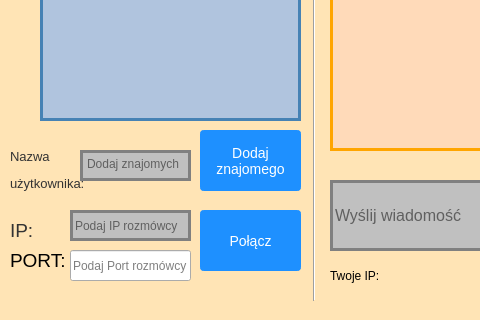
The window that chat.ui (FRESH00L/ChatApp) describes before a commit, drawn with Qt 5; both pictures show x 0 to 480 and y 280 to 600 of the 1001 by 600 pixel window.
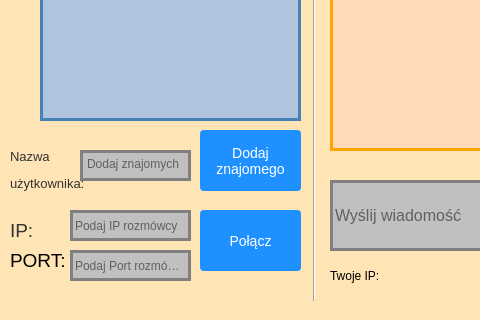
The same window after the commit.

Diff of the .ui file:
```diff
--- a/chat.ui
+++ b/chat.ui
@@ -33,6 +33,13 @@
     transition: background-color 0.3s, border-color 0.3s;
 }
 
+/* Style the QLineEdit for entering messages */
+QLineEdit#portLineEdit {
+    background-color: #C0C0C0;
+    border: 3px solid #808080;
+    transition: background-color 0.3s, border-color 0.3s;
+}
+
 /* LineEdit hover effect */
 QLineEdit#messageLineEdit:hover,
 QLineEdit#IPLineEdit:hover {
@@ -40,6 +47,12 @@
     border-color: #555555;
 }
 
+/* LineEdit hover effect */
+QLineEdit#portLineEdit:hover {
+    background-color: #D3D3D3;
+    border-color: #555555;
+}
+
 /* LineEdit active effect */
 QLineEdit#messageLineEdit:focus,
 QLineEdit#IPLineEdit:focus {
@@ -47,6 +60,12 @@
     border-color: #000000;
 }
 
+/* LineEdit active effect */
+QLineEdit#portLineEdit:focus {
+    background-color: #FFFFFF;
+    border-color: #000000;
+}
+
 /* Style the QTextEdit for entering a new friend */
 QTextEdit#addNewFriendTextEdit {
     background-color: #C0C0C0;
```
Left out of the diff: 2 changed lines with no effect on the pictures.
